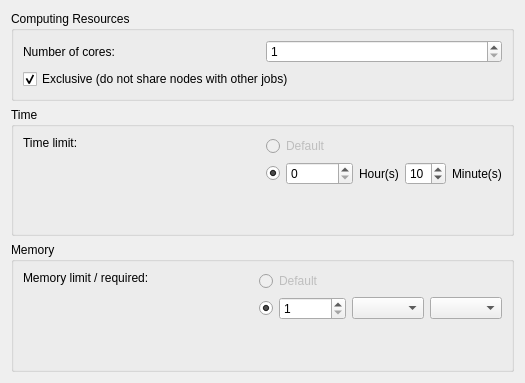
Before: the Qt Designer form src/genericgui/ResourceRequirementsWizardPage.ui in SalomePlatform/jobmanager, drawn with Qt 5.
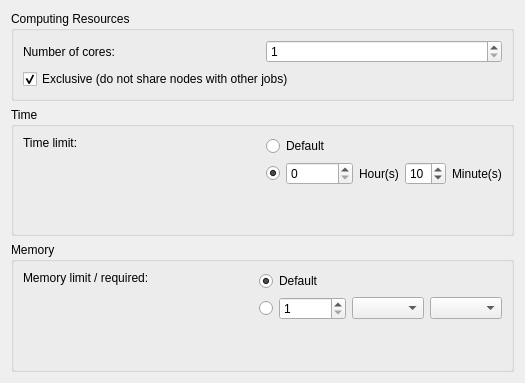
After: the same form once the commit is applied.

Commit message: Add possibility to keep default values for memory and time requirements

What changed in the file:
```diff
--- a/src/genericgui/ResourceRequirementsWizardPage.ui
+++ b/src/genericgui/ResourceRequirementsWizardPage.ui
@@ -90,10 +90,7 @@
       <item>
        <layout class="QVBoxLayout" name="verticalLayout_2">
         <item>
-         <widget class="QRadioButton" name="radioButton">
-          <property name="enabled">
-           <bool>false</bool>
-          </property>
+         <widget class="QRadioButton" name="rb_default_time">
           <property name="text">
            <string>Default</string>
           </property>
@@ -210,13 +207,13 @@
       <item>
        <layout class="QVBoxLayout" name="verticalLayout_4">
         <item>
-         <widget class="QRadioButton" name="radioButton_3">
-          <property name="enabled">
-           <bool>false</bool>
-          </property>
+         <widget class="QRadioButton" name="rb_default_mem">
           <property name="text">
            <string>Default</string>
           </property>
+          <property name="checked">
+           <bool>true</bool>
+          </property>
           <attribute name="buttonGroup">
            <string notr="true">memoryButtonGroup</string>
           </attribute>
@@ -229,9 +226,6 @@
             <property name="text">
              <string/>
             </property>
-            <property name="checked">
-             <bool>true</bool>
-            </property>
             <attribute name="buttonGroup">
              <string notr="true">memoryButtonGroup</string>
             </attribute>
```
Left out of the diff: 4 changed lines with no effect on the pictures. The commit also changes 5 other files.
